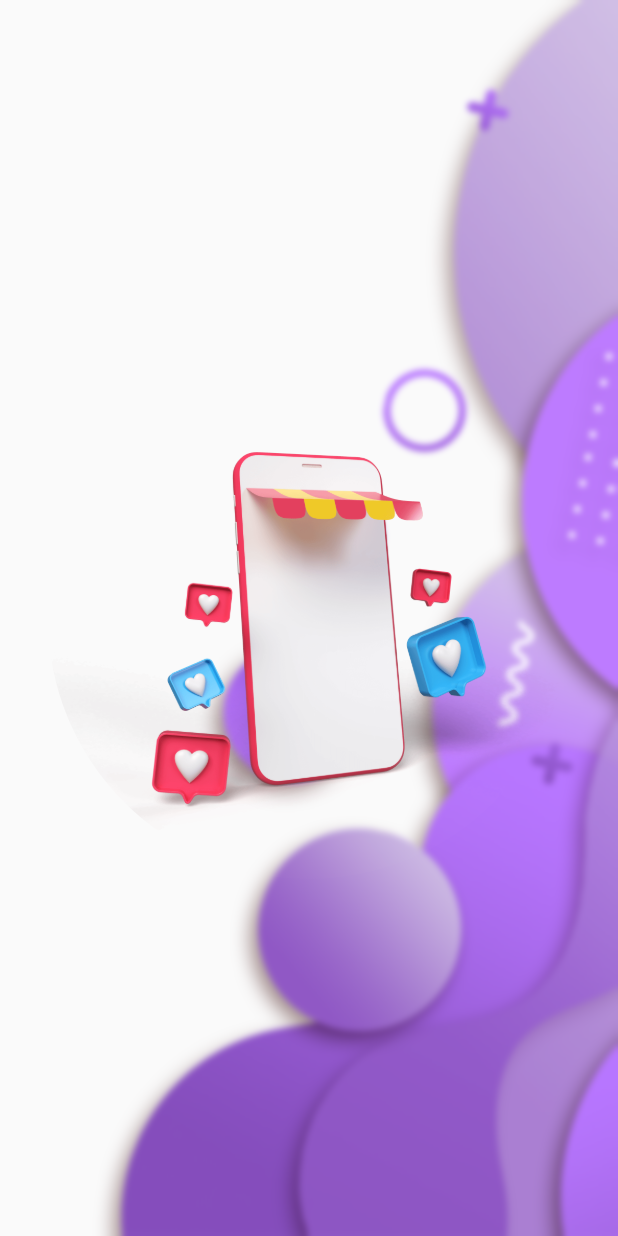
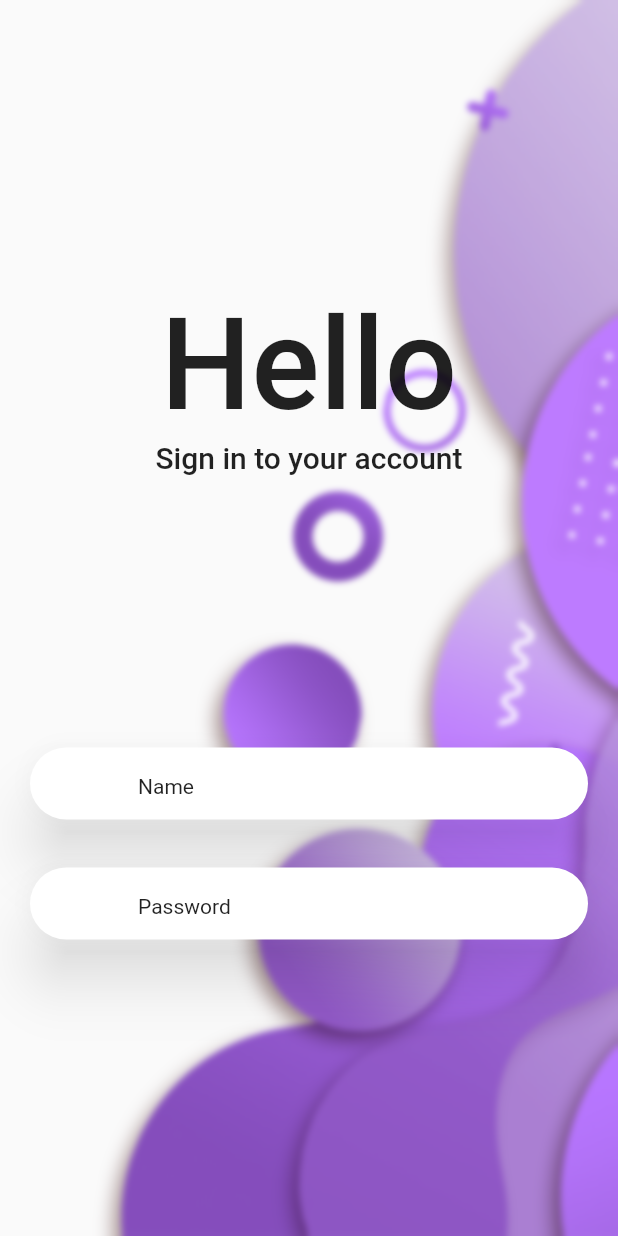
Before and after one commit to rashidwassan/flutter-ecommerce-app-ui, a Flutter app: the screen it shows after launch, on a phone screen of 412 x 824 dp. Run offline on Flutter 3.47's test engine with Material 2 defaults, Android fonts, the phone set to English and light mode, and no system bars; our stand-ins replace velocity_x.

Commit message:
added login screen

```diff
--- /dev/null
+++ b/lib/components/blur_container.dart
@@ -0,0 +1,20 @@
+import 'package:flutter/material.dart';
+import 'dart:ui';
+
+class BlurContainer extends StatelessWidget {
+  BlurContainer({Key? key, this.value = 0}) : super(key: key);
+
+  double value;
+  @override
+  Widget build(BuildContext context) {
+    return BackdropFilter(
+      filter: ImageFilter.blur(
+        sigmaX: value,
+        sigmaY: value,
+      ),
+      child: Container(
+        color: Colors.transparent,
+      ),
+    );
+  }
+}
--- /dev/null
+++ b/lib/components/textfields.dart
@@ -0,0 +1,39 @@
+import 'package:flutter/material.dart';
+import 'package:velocity_x/velocity_x.dart';
+
+class PrimaryTextField extends StatelessWidget {
+  PrimaryTextField({
+    this.hintText = '',
+    IconData? icon,
+    Key? key,
+  }) : super(key: key);
+  IconData? icon;
+  String hintText;
+  @override
+  Widget build(BuildContext context) {
+    return Card(
+      shape: RoundedRectangleBorder(borderRadius: BorderRadius.circular(50)),
+      elevation: 16,
+      shadowColor: Colors.black54,
+      child: TextFormField(
+        controller: null,
+        style: Theme.of(context)
+            .textTheme
+            .bodyText1!
+            .copyWith(fontWeight: FontWeight.bold, fontSize: 16),
+        decoration: InputDecoration(
+            contentPadding: const EdgeInsets.only(top: 16),
+            prefixIcon: icon != null
+                ? Icon(
+                    icon,
+                    size: 18,
+                    color: Theme.of(context).colorScheme.onSurface,
+                  )
+                : const SizedBox.shrink(),
+            border: InputBorder.none,
+            hintText: hintText,
+            hintStyle: Theme.of(context).textTheme.bodyText2),
+      ).px(24),
+    );
+  }
+}
--- a/lib/main.dart
+++ b/lib/main.dart
@@ -1,3 +1,4 @@
+import 'package:ecommerce_app_isaatech/screens/login.dart';
 import 'package:ecommerce_app_isaatech/screens/splash_screen.dart';
 import 'package:flutter/material.dart';
 
@@ -36,6 +37,7 @@
       ),
       routes: {
         SplashScreen.id: (context) => const SplashScreen(),
+        LoginScreen.id: (context) => const LoginScreen(),
       },
     );
   }
--- /dev/null
+++ b/lib/screens/login.dart
@@ -0,0 +1,65 @@
+import 'dart:ui';
+
+import 'package:ecommerce_app_isaatech/components/blur_container.dart';
+import 'package:ecommerce_app_isaatech/components/textfields.dart';
+import 'package:ecommerce_app_isaatech/constants/images.dart';
+import 'package:flutter/cupertino.dart';
+import 'package:flutter/material.dart';
+import 'package:flutter/widgets.dart';
+import 'package:velocity_x/velocity_x.dart';
+
+class LoginScreen extends StatelessWidget {
+  static const String id = '/login';
+  const LoginScreen({Key? key}) : super(key: key);
+
+  @override
+  Widget build(BuildContext context) {
+    return Scaffold(
+      body: Stack(children: [
+        Container(
+          decoration: const BoxDecoration(
+              image: DecorationImage(
+            image: AssetImage(
+              Images.loginBg,
+            ),
+            fit: BoxFit.cover,
+          )),
+        ),
+        BlurContainer(value: 2),
+        SafeArea(
+          child: Form(
+            child: Column(
+              mainAxisAlignment: MainAxisAlignment.center,
+              children: [
+                double.infinity.widthBox,
+                const Spacer(),
+                Text(
+                  'Hello',
+                  style: TextStyle(
+                      fontSize: 85,
+                      fontWeight: FontWeight.w500,
+                      color: Theme.of(context).colorScheme.onBackground),
+                ),
+                Text(
+                  'Sign in to your account',
+                  style: Theme.of(context).textTheme.headline6,
+                ),
+                const Spacer(),
+                PrimaryTextField(
+                  hintText: 'Name',
+                  icon: Icons.person,
+                ),
+                24.heightBox,
+                PrimaryTextField(
+                  hintText: 'Password',
+                  icon: CupertinoIcons.padlock,
+                ),
+                const Spacer(),
+              ],
+            ).p(16),
+          ),
+        ),
+      ]),
+    );
+  }
+}
--- a/lib/screens/splash_screen.dart
+++ b/lib/screens/splash_screen.dart
@@ -1,6 +1,8 @@
 import 'dart:ui';
 
+import 'package:ecommerce_app_isaatech/components/blur_container.dart';
 import 'package:ecommerce_app_isaatech/constants/images.dart';
+import 'package:ecommerce_app_isaatech/screens/login.dart';
 import 'package:velocity_x/velocity_x.dart';
 import 'package:flutter/material.dart';
 
@@ -13,6 +15,19 @@ class SplashScreen extends StatefulWidget {
 }
 
 class _SplashScreenState extends State<SplashScreen> {
+  void _navigateToNext() async {
+    Future.delayed(const Duration(seconds: 2), () {
+      Navigator.of(context).pushNamed(LoginScreen.id);
+    });
+  }
+
+  @override
+  void initState() {
+    // TODO: implement initState
+    super.initState();
+    _navigateToNext();
+  }
+
   @override
   Widget build(BuildContext context) {
     return Scaffold(
@@ -27,14 +42,8 @@ class _SplashScreenState extends State<SplashScreen> {
               fit: BoxFit.cover,
             )),
           ),
-          BackdropFilter(
-            filter: ImageFilter.blur(
-              sigmaX: 2.0,
-              sigmaY: 2.0,
-            ),
-            child: Container(
-              color: Colors.transparent,
-            ),
+          BlurContainer(
+            value: 2,
           ),
           Center(
             child: ClipRRect(
```
